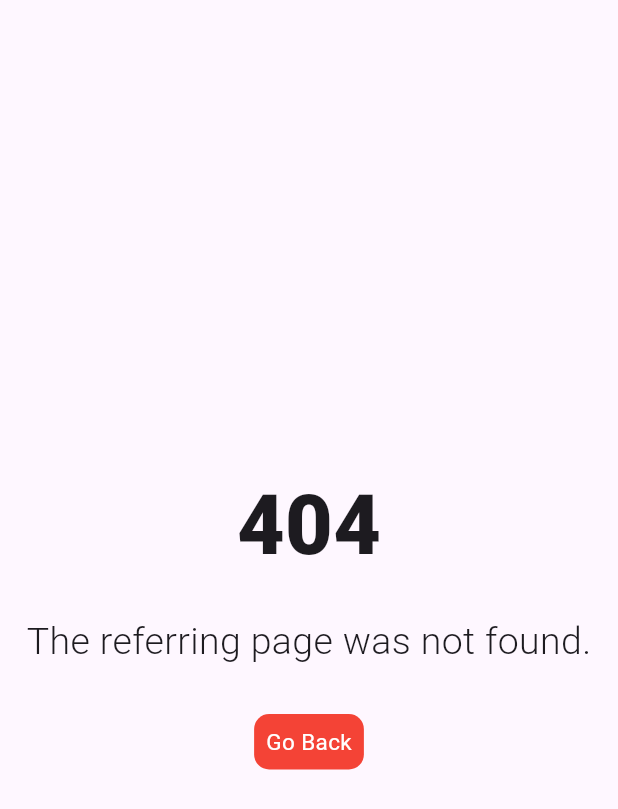
After one commit to Hqko01/flutter, a Flutter app: the errorScreen screen opened directly, on a phone screen of 412 x 824 dp. The commit adds this screen. Shown: the top 809 px of the screen. Run offline on Flutter 3.47's test engine with Material 3 defaults, Android fonts, the phone set to English and light mode, and no system bars; our stand-ins replace gap, go_router.

Commit message:
Error page completed

```diff
--- a/flutterders1/lib/core/routes.dart
+++ b/flutterders1/lib/core/routes.dart
@@ -1,6 +1,7 @@
 import 'package:flutterders1/screens/client/login.dart';
 import 'package:flutterders1/screens/client/profile.dart';
 import 'package:flutterders1/screens/client/register.dart';
+import 'package:flutterders1/screens/core/error.dart';
 import 'package:flutterders1/screens/home.dart';
 import 'package:flutterders1/screens/product/product.dart';
 import 'package:flutterders1/screens/product/search.dart';
@@ -9,6 +10,7 @@ import 'package:go_router/go_router.dart';
 
 // GoRouter configuration
 final routes = GoRouter(
+  errorBuilder: (context, state) => const errorScreen(),
   routes: [
     GoRoute(
       path: '/',
--- /dev/null
+++ b/flutterders1/lib/screens/core/error.dart
@@ -0,0 +1,59 @@
+import 'package:flutter/material.dart';
+import 'package:gap/gap.dart';
+import 'package:go_router/go_router.dart';
+
+class errorScreen extends StatefulWidget {
+  const errorScreen({super.key});
+
+  @override
+  State<errorScreen> createState() => _errorScreenState();
+}
+
+class _errorScreenState extends State<errorScreen> {
+  @override
+  Widget build(BuildContext context) {
+    return Scaffold(
+      body: SafeArea(
+        child: Center(
+          child: Column(
+            mainAxisAlignment: MainAxisAlignment.center,
+            crossAxisAlignment: CrossAxisAlignment.center,
+            children: [
+              const Text(
+                "404",
+                style: TextStyle(fontSize: 55, fontWeight: FontWeight.w900),
+              ),
+              const Gap(20),
+              const Text(
+                "The referring page was not found.",
+                style: TextStyle(fontSize: 25, fontWeight: FontWeight.w300),
+              ),
+              const Gap(30),
+              InkWell(
+                onTap: () => GoRouter.of(context).pop(),
+                child: Container(
+                  decoration: const BoxDecoration(
+                    color: Colors.red,
+                    borderRadius: BorderRadius.all(
+                      Radius.circular(10),
+                    ),
+                  ),
+                  child: const Padding(
+                    padding: EdgeInsets.all(8.0),
+                    child: Text(
+                      "Go Back",
+                      style: TextStyle(
+                        fontSize: 15,
+                        color: Colors.white,
+                      ),
+                    ),
+                  ),
+                ),
+              )
+            ],
+          ),
+        ),
+      ),
+    );
+  }
+}
--- a/flutterders1/lib/screens/home.dart
+++ b/flutterders1/lib/screens/home.dart
@@ -1,4 +1,5 @@
 import 'package:flutter/material.dart';
+import 'package:go_router/go_router.dart';
 
 class homeScreen extends StatefulWidget {
   const homeScreen({super.key});
@@ -10,8 +11,11 @@ class homeScreen extends StatefulWidget {
 class _homeScreenState extends State<homeScreen> {
   @override
   Widget build(BuildContext context) {
-    return const Scaffold(
-      body: SafeArea(child: Center(child: Text("Home"))),
+    return Scaffold(
+      body: SafeArea(
+          child: InkWell(
+              onTap: () => GoRouter.of(context).push("/ali"),
+              child: Center(child: Text("Home")))),
     );
   }
 }
--- a/flutterders1/pubspec.yaml
+++ b/flutterders1/pubspec.yaml
@@ -11,6 +11,7 @@ dependencies:
   flutter:
     sdk: flutter
   flutter_svg: ^2.0.10+1
+  gap: ^3.0.1
   go_router: ^13.2.1
   shared_preferences: ^2.2.2
 
```
Also changed, not shown: flutterders1/pubspec.lock, 1 other file.
